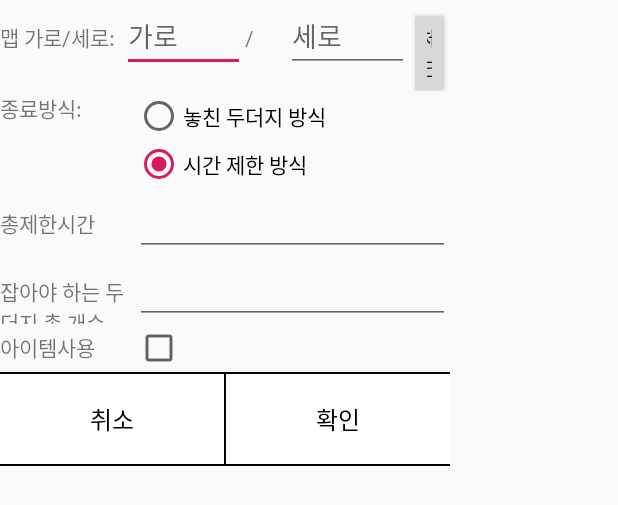
After one commit to dlthgud/enejwl, an Android app: the layout custom_input.xml on its own in the app's theme, with its tools: preview values and no code run, on a phone screen of 412 x 824 dp. The commit adds this screen. Shown: the top 505 px of the screen. Run offline under Robolectric (Android 15) with nearby library versions, the phone set to English and light mode, and no system bars.

Commit message:
사용자 설정 레벨 + 두더지, 폭탄 overwrite 수정

```diff
--- /dev/null
+++ b/app/src/main/res/layout/custom_input.xml
@@ -0,0 +1,164 @@
+<?xml version="1.0" encoding="utf-8"?>
+<LinearLayout xmlns:android="http://schemas.android.com/apk/res/android"
+    android:orientation="vertical"
+    android:layout_width="300dp"
+    android:layout_height="wrap_content">
+    <LinearLayout
+        android:layout_width="match_parent"
+        android:layout_height="wrap_content">
+        <TextView
+            android:text="맵 가로/세로:"
+            android:layout_width="0dp"
+            android:layout_weight="3"
+            android:layout_height="wrap_content" />
+        <EditText
+            android:id="@+id/c_width"
+            android:hint="가로"
+            android:inputType="number"
+            android:layout_width="0dp"
+            android:layout_weight="3"
+            android:layout_height="wrap_content" />
+        <TextView
+            android:text="/"
+            android:layout_width="0dp"
+            android:layout_weight="1"
+            android:layout_height="wrap_content" />
+        <EditText
+            android:id="@+id/c_height"
+            android:hint="세로"
+            android:inputType="number"
+            android:layout_width="0dp"
+            android:layout_weight="3"
+            android:layout_height="wrap_content" />
+        <Button
+            android:id="@+id/mapBtn"
+            android:text="체크"
+            android:layout_width="0dp"
+            android:layout_weight="1"
+            android:layout_height="wrap_content"
+            />
+
+    </LinearLayout>
+    <LinearLayout
+        android:layout_width="match_parent"
+        android:layout_height="wrap_content">
+        <TextView
+            android:text="종료방식:"
+            android:layout_width="0dp"
+            android:layout_weight="3"
+            android:layout_height="wrap_content" />
+        <RadioGroup
+            android:id="@+id/c_radio"
+            android:layout_width="0dp"
+            android:layout_weight="7"
+            android:layout_height="wrap_content">
+            <RadioButton
+                android:id="@+id/c_endmiss"
+                android:text="놓친 두더지 방식"
+                android:layout_width="wrap_content"
+                android:layout_height="wrap_content" />
+            <RadioButton
+                android:id="@+id/c_endtime"
+                android:text="시간 제한 방식"
+                android:checked="true"
+                android:layout_width="wrap_content"
+                android:layout_height="wrap_content" />
+        </RadioGroup>
+
+    </LinearLayout>
+    <LinearLayout
+        android:layout_width="match_parent"
+        android:layout_height="wrap_content">
+        <TextView
+            android:id="@+id/c_text"
+            android:text="총제한시간"
+            android:layout_width="0dp"
+            android:layout_weight="3"
+            android:layout_height="wrap_content" />
+        <EditText
+            android:id="@+id/c_limit"
+            android:inputType="number"
+            android:layout_width="0dp"
+            android:layout_weight="7"
+            android:layout_height="wrap_content" />
+    </LinearLayout>
+
+    <LinearLayout
+        android:layout_width="match_parent"
+        android:layout_height="wrap_content">
+        <TextView
+            android:text="잡아야 하는 두더지 총 개수"
+            android:layout_width="0dp"
+            android:layout_weight="3"
+            android:layout_height="wrap_content" />
+        <EditText
+            android:id="@+id/c_totalNum"
+            android:inputType="number"
+            android:layout_width="0dp"
+            android:layout_weight="7"
+            android:layout_height="wrap_content" />
+    </LinearLayout>
+    <LinearLayout
+        android:layout_width="match_parent"
+        android:layout_height="wrap_content">
+        <TextView
+            android:text="아이템사용"
+            android:layout_width="0dp"
+            android:layout_weight="3"
+            android:layout_height="wrap_content" />
+        <CheckBox
+            android:id="@+id/c_itemCheck"
+            android:layout_width="0dp"
+            android:layout_weight="7"
+            android:layout_height="wrap_content"
+            />
+
+    </LinearLayout>
+
+    <LinearLayout
+        android:id="@+id/linearLayout"
+        android:layout_width="match_parent"
+        android:layout_height="wrap_content"
+        android:orientation="vertical">
+
+    </LinearLayout>
+    <View
+        android:layout_width="match_parent"
+        android:layout_height="1dp"
+        android:background="#000000"/>
+    <LinearLayout
+        android:layout_width="match_parent"
+        android:layout_height="60dp"
+        android:orientation="horizontal">
+
+        <Button
+            android:id="@+id/c_cancelButton"
+            android:layout_width="match_parent"
+            android:layout_height="60dp"
+            android:layout_weight="1"
+            android:gravity="center"
+            android:text="취소"
+            android:textColor="#000000"
+            android:textSize="16dp"
+            android:background="#ffffff"/>
+        <View
+            android:layout_width="1dp"
+            android:layout_height="match_parent"
+            android:background="#000000" />
+        <Button
+            android:id="@+id/c_okButton"
+            android:layout_width="match_parent"
+            android:layout_height="60dp"
+            android:layout_weight="1"
+            android:gravity="center"
+            android:text="확인"
+            android:textColor="#000000"
+            android:textSize="16dp"
+            android:background="#ffffff"/>
+
+    </LinearLayout>
+    <View
+        android:layout_width="match_parent"
+        android:layout_height="1dp"
+        android:background="#000000"/>
+</LinearLayout>
```
Also changed, not shown: app/src/main/java/com/example/enejwl/CustomDialog.java (added, +168 -0 lines), app/src/main/java/com/example/enejwl/MainActivity.java (+20 -12 lines), app/src/main/java/com/example/enejwl/dlthgud/GameActivity.java (+15 -4 lines).
